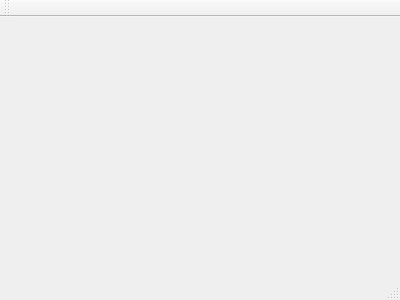
The window that mainwindow.ui (monsieur7/robotProjet) describes before a commit, drawn with Qt 5.
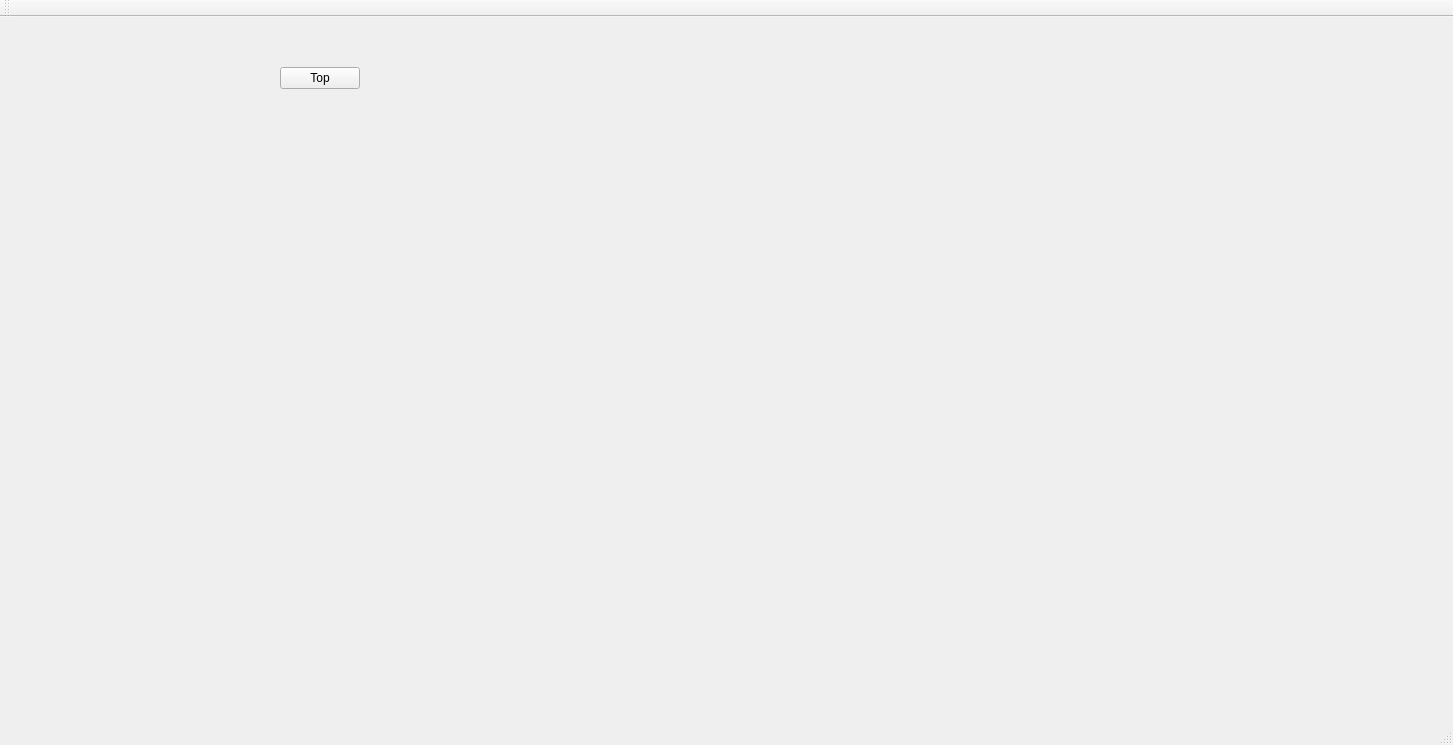
The same window after the commit.

What changed in the file:
```diff
--- a/mainwindow.ui
+++ b/mainwindow.ui
@@ -1,24 +1,53 @@
 <ui version="4.0">
  <class>MainWindow</class>
- <widget class="QMainWindow" name="MainWindow" >
-  <property name="geometry" >
+ <widget class="QMainWindow" name="MainWindow">
+  <property name="geometry">
    <rect>
     <x>0</x>
     <y>0</y>
-    <width>400</width>
-    <height>300</height>
+    <width>1453</width>
+    <height>745</height>
    </rect>
   </property>
   <property name="windowTitle" >
    <string>MainWindow</string>
   </property>
-  <widget class="QMenuBar" name="menuBar" />
-  <widget class="QToolBar" name="mainToolBar" />
-  <widget class="QWidget" name="centralWidget" />
-  <widget class="QStatusBar" name="statusBar" />
+  <widget class="QWidget" name="centralWidget">
+   <widget class="QPushButton" name="Top">
+    <property name="geometry">
+     <rect>
+      <x>280</x>
+      <y>50</y>
+      <width>80</width>
+      <height>22</height>
+     </rect>
+    </property>
+    <property name="text">
+     <string>Top</string>
+    </property>
+   </widget>
+  </widget>
+  <widget class="QMenuBar" name="menuBar">
+   <property name="geometry">
+    <rect>
+     <x>0</x>
+     <y>0</y>
+     <width>1453</width>
+     <height>21</height>
+    </rect>
+   </property>
+  </widget>
+  <widget class="QToolBar" name="mainToolBar">
+   <attribute name="toolBarArea">
+    <enum>TopToolBarArea</enum>
+   </attribute>
+   <attribute name="toolBarBreak">
+    <bool>false</bool>
+   </attribute>
+  </widget>
+  <widget class="QStatusBar" name="statusBar"/>
  </widget>
- <layoutDefault spacing="6" margin="11" />
- <pixmapfunction></pixmapfunction>
+ <layoutdefault spacing="6" margin="11"/>
  <resources/>
  <connections/>
 </ui>
```
Left out of the diff: 3 changed lines with no effect on the pictures.
